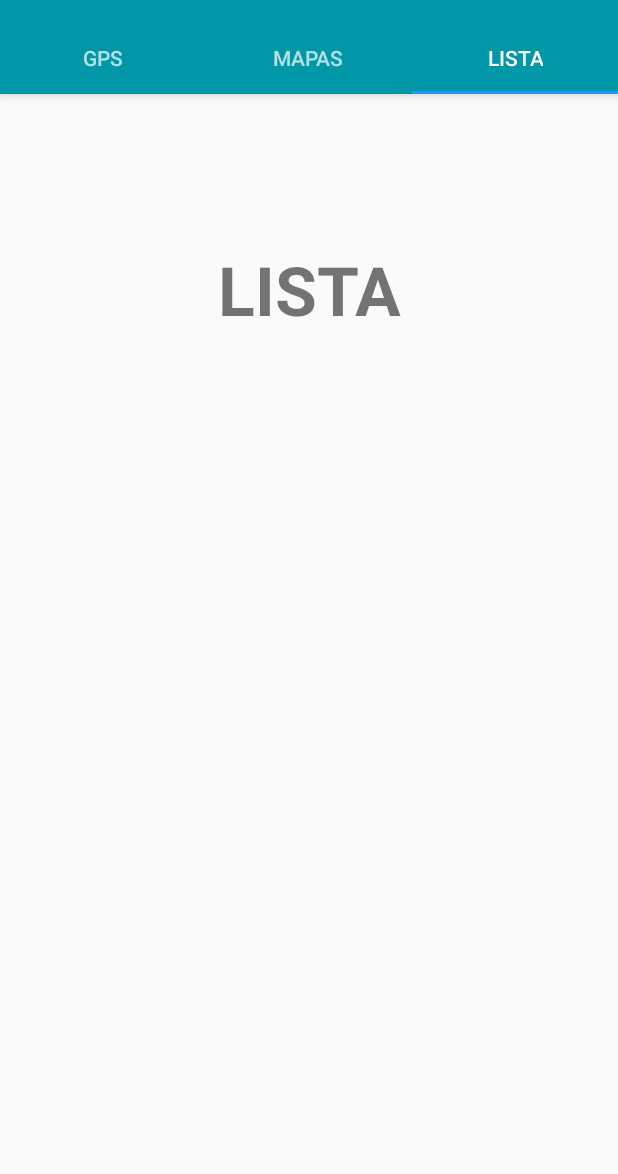
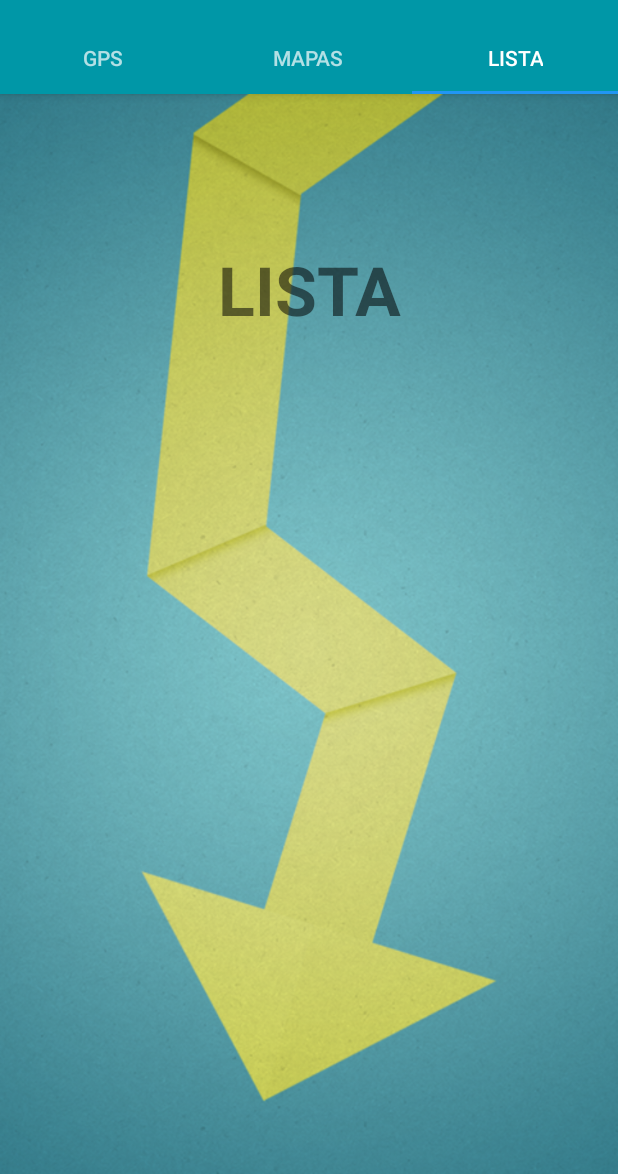
Before and after one commit to JessySilva/cs-mobile, an Android app: the MainActivity screen opened directly, with no data from a screen before it, tab 3 chosen, on a phone screen of 412 x 824 dp, the part 62-1236 px from its top. Run offline under Robolectric (Android 15) with nearby library versions, the phone set to English and light mode, and no system bars; 7 statements that could not run were skipped.

Commit message:
Adicionado background
Adicionado background nos layouts

```diff
--- a/app/src/main/java/br/com/charlessilva/MainActivity.java
+++ b/app/src/main/java/br/com/charlessilva/MainActivity.java
@@ -369,7 +369,7 @@ public class MainActivity extends AppCompatActivity implements NavigationView.On
             logoutUser();
         } else if (id == R.id.nav_local) {
 
-         //setUpMap();
+         setUpMap();
 
         } else if (id == R.id.nav_cafe){
             Log.d(TAG,"Abrindo navegador nativo no Android");
--- a/app/src/main/res/layout/content_main.xml
+++ b/app/src/main/res/layout/content_main.xml
@@ -1,10 +1,8 @@
 <?xml version="1.0" encoding="utf-8"?>
 <RelativeLayout xmlns:android="http://schemas.android.com/apk/res/android"
-    xmlns:app="http://schemas.android.com/apk/res-auto"
     xmlns:tools="http://schemas.android.com/tools"
     android:layout_width="fill_parent"
     android:layout_height="fill_parent"
-    android:background="@drawable/fundo"
     tools:context="br.com.charlessilva.MainActivity"
     tools:showIn="@layout/app_bar_main">
 
--- a/app/src/main/res/layout/fragment_one.xml
+++ b/app/src/main/res/layout/fragment_one.xml
@@ -3,6 +3,7 @@
     xmlns:tools="http://schemas.android.com/tools"
     android:layout_width="match_parent"
     android:layout_height="match_parent"
+    android:background="@drawable/fundo"
     tools:context="br.com.charlessilva.fragmentos.OneFragment">
 
 
--- a/app/src/main/res/layout/fragment_three.xml
+++ b/app/src/main/res/layout/fragment_three.xml
@@ -3,6 +3,7 @@
     xmlns:tools="http://schemas.android.com/tools"
     android:layout_width="match_parent"
     android:layout_height="match_parent"
+    android:background="@drawable/fundo"
     tools:context="br.com.charlessilva.fragmentos.ThreeFragment">
 
 
```
